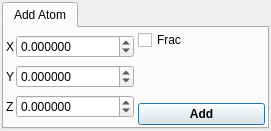
Old version of the form trunk/src/gui/build.ui in the repository trisyoungs/aten.
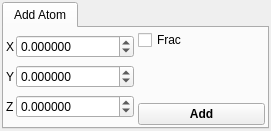
New version of the form. Icons and pictures are not drawn.

Commit message: More functionality added to Glyphs window. Default text for Text glyphs added. Fixed - Renderer would complain (wrongly) that it didn't know to draw text glyphs (type 9 and 10). Fixed - Espresso export filter used 'writeline' where it should have used 'writelinef'. Changed autoDefault properties of many buttons in the GUI to prevent tool windows from closing / acting without warning after editing text or numbers.

```diff
--- a/trunk/src/gui/build.ui
+++ b/trunk/src/gui/build.ui
@@ -33,8 +33,8 @@
        <rect>
         <x>0</x>
         <y>0</y>
-        <width>255</width>
-        <height>90</height>
+        <width>263</width>
+        <height>99</height>
        </rect>
       </property>
       <attribute name="title" >
@@ -210,6 +210,9 @@
            <property name="text" >
             <string>Add</string>
            </property>
+           <property name="autoDefault" >
+            <bool>false</bool>
+           </property>
           </widget>
          </item>
         </layout>
```
The commit also changes 25 other files.
